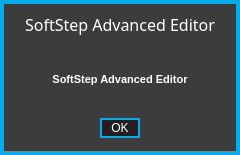
Muse-Kinetics/softstep_editor, file standalone/advanced/forms/aboutformWin.ui: the form before one commit.
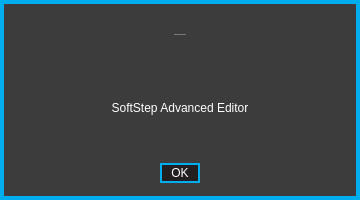
The form after the commit.

```diff
--- a/standalone/advanced/forms/aboutformWin.ui
+++ b/standalone/advanced/forms/aboutformWin.ui
@@ -6,8 +6,8 @@
    <rect>
     <x>0</x>
     <y>0</y>
-    <width>240</width>
-    <height>155</height>
+    <width>360</width>
+    <height>200</height>
    </rect>
   </property>
   <property name="windowTitle">
@@ -68,8 +68,8 @@
     <rect>
      <x>0</x>
      <y>0</y>
-     <width>240</width>
-     <height>155</height>
+     <width>360</width>
+     <height>200</height>
     </rect>
    </property>
    <property name="focusPolicy">
@@ -87,10 +87,10 @@
    <widget class="QFrame" name="warningSubFrame">
     <property name="geometry">
      <rect>
-      <x>8</x>
+      <x>0</x>
       <y>8</y>
-      <width>224</width>
-      <height>140</height>
+      <width>360</width>
+      <height>200</height>
      </rect>
     </property>
     <property name="focusPolicy">
@@ -118,8 +118,8 @@
     <widget class="QPushButton" name="ok">
      <property name="geometry">
       <rect>
-       <x>92</x>
-       <y>110</y>
+       <x>160</x>
+       <y>155</y>
        <width>40</width>
        <height>20</height>
       </rect>
@@ -138,16 +138,17 @@
      <property name="geometry">
       <rect>
        <x>0</x>
-       <y>41</y>
-       <width>224</width>
-       <height>61</height>
+       <y>50</y>
+       <width>360</width>
+       <height>100</height>
       </rect>
      </property>
      <property name="focusPolicy">
       <enum>Qt::NoFocus</enum>
      </property>
      <property name="styleSheet">
-      <string notr="true">font: bold 8pt;</string>
+      <string notr="true">font:12px &quot;Futura-Normal&quot;;
+</string>
      </property>
      <property name="text">
       <string>SoftStep Advanced Editor</string>
@@ -161,15 +162,14 @@
       <rect>
        <x>0</x>
        <y>1</y>
-       <width>224</width>
-       <height>31</height>
+       <width>360</width>
+       <height>50</height>
       </rect>
      </property>
      <property name="font">
       <font>
        <family>Futura-Normal</family>
-       <pointsize>12</pointsize>
-       <weight>50</weight>
+       <pointsize>-1</pointsize>
        <italic>false</italic>
        <bold>false</bold>
       </font>
```
Left out of the diff: 2 changed lines with no effect on the pictures.
